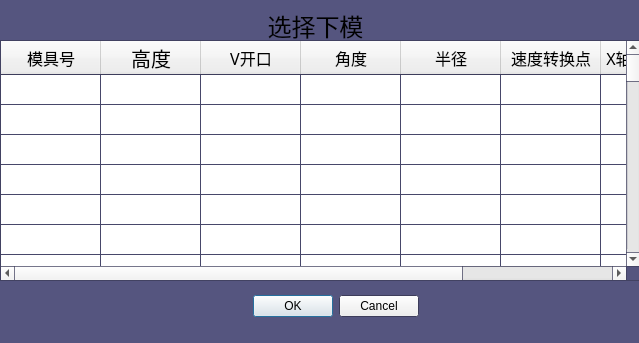
The window that A66-app/chooselowermolddialog.ui (Tetraelc/A66_PRO) describes before a commit, drawn with Qt 5.
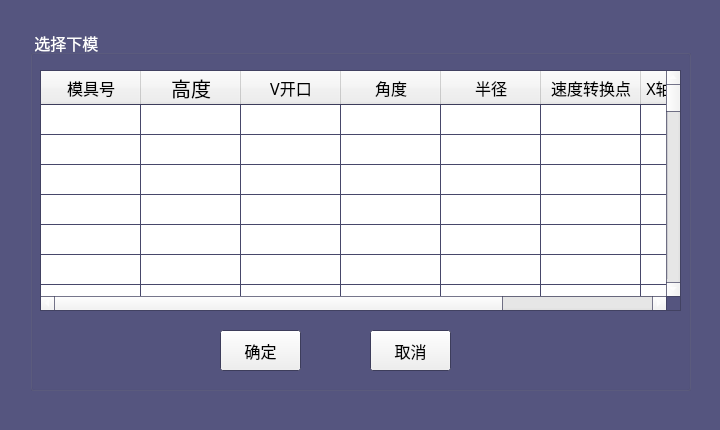
The same window after the commit.

What changed in the file:
```diff
--- a/A66-app/chooselowermolddialog.ui
+++ b/A66-app/chooselowermolddialog.ui
@@ -9,8 +9,8 @@
    <rect>
     <x>0</x>
     <y>0</y>
-    <width>639</width>
-    <height>343</height>
+    <width>720</width>
+    <height>430</height>
    </rect>
   </property>
   <property name="palette">
@@ -80,65 +80,46 @@
   <property name="windowTitle">
    <string>选择下模</string>
   </property>
-  <widget class="QDialogButtonBox" name="buttonBox">
+  <widget class="QGroupBox" name="groupBox">
    <property name="geometry">
     <rect>
-     <x>100</x>
-     <y>290</y>
-     <width>471</width>
-     <height>32</height>
-    </rect>
-   </property>
-   <property name="orientation">
-    <enum>Qt::Horizontal</enum>
-   </property>
-   <property name="standardButtons">
-    <set>QDialogButtonBox::Cancel|QDialogButtonBox::Ok</set>
-   </property>
-   <property name="centerButtons">
-    <bool>true</bool>
-   </property>
-  </widget>
-  <widget class="QLabel" name="label">
-   <property name="geometry">
-    <rect>
-     <x>60</x>
-     <y>10</y>
-     <width>511</width>
-     <height>31</height>
+     <x>30</x>
+     <y>30</y>
+     <width>661</width>
+     <height>361</height>
     </rect>
    </property>
    <property name="palette">
     <palette>
      <active>
-      <colorrole role="BrightText">
+      <colorrole role="WindowText">
        <brush brushstyle="SolidPattern">
         <color alpha="255">
-         <red>174</red>
+         <red>255</red>
          <green>255</green>
-         <blue>239</blue>
+         <blue>255</blue>
         </color>
        </brush>
       </colorrole>
      </active>
      <inactive>
-      <colorrole role="BrightText">
+      <colorrole role="WindowText">
        <brush brushstyle="SolidPattern">
         <color alpha="255">
-         <red>174</red>
+         <red>255</red>
          <green>255</green>
-         <blue>239</blue>
+         <blue>255</blue>
         </color>
        </brush>
       </colorrole>
      </inactive>
      <disabled>
-      <colorrole role="BrightText">
+      <colorrole role="WindowText">
        <brush brushstyle="SolidPattern">
         <color alpha="255">
-         <red>174</red>
-         <green>255</green>
-         <blue>239</blue>
+         <red>106</red>
+         <green>104</green>
+         <blue>100</blue>
         </color>
        </brush>
       </colorrole>
@@ -147,21 +128,42 @@
    </property>
    <property name="font">
     <font>
-     <family>文泉驿正黑</family>
-     <pointsize>18</pointsize>
+     <pointsize>12</pointsize>
     </font>
    </property>
+   <property name="title">
+    <string> 选择下模 </string>
+   </property>
+   <widget class="QToolButton" name="toolButton_Quit">
+    <property name="geometry">
+     <rect>
+      <x>340</x>
+      <y>300</y>
+      <width>81</width>
+      <height>41</height>
+     </rect>
+    </property>
    <property name="text">
-    <string>选择下模</string>
-   </property>
-   <property name="alignment">
-    <set>Qt::AlignCenter</set>
+     <string>取消</string>
+    </property>
+   </widget>
+   <widget class="QToolButton" name="toolButton_Comfirm">
+    <property name="geometry">
+     <rect>
+      <x>190</x>
+      <y>300</y>
+      <width>81</width>
+      <height>41</height>
+     </rect>
+    </property>
+    <property name="text">
+     <string>确定</string>
    </property>
   </widget>
   <widget class="QTableWidget" name="tableWidget_LowerMoulds">
    <property name="geometry">
     <rect>
-     <x>0</x>
+      <x>10</x>
      <y>40</y>
      <width>641</width>
      <height>241</height>
@@ -375,6 +377,7 @@
    </item>
   </widget>
  </widget>
+ </widget>
  <resources/>
  <connections>
   <connection>
```
Left out of the diff: 14 changed lines with no effect on the pictures. Lines whose indentation alone changed are shown as unchanged.
